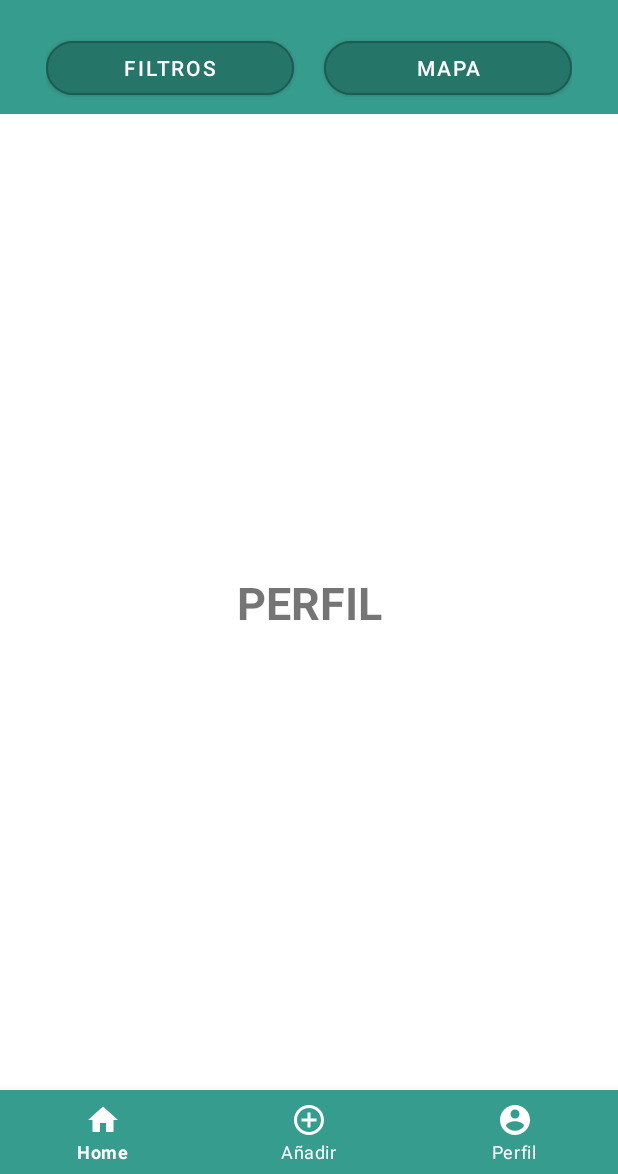
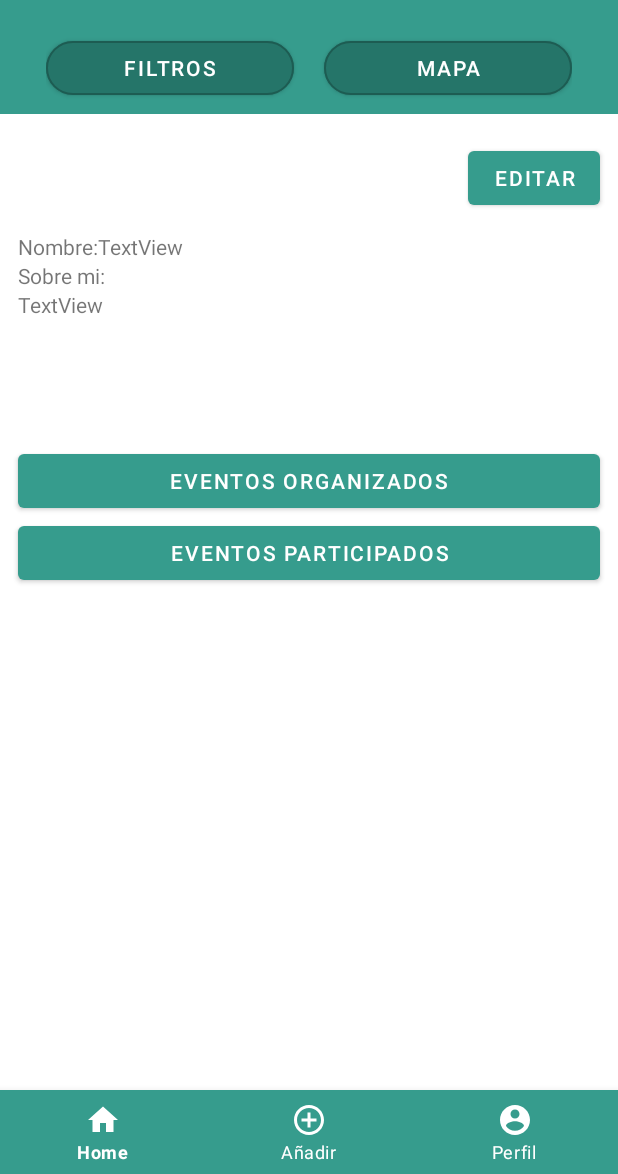
Before and after one commit to MariCarmen1991/CleanEvents-Project, an Android app: the fragment PerfilFragment placed in its activity, on a phone screen of 412 x 824 dp, the part 62-1236 px from its top. Run offline under Robolectric (Android 15) with nearby library versions, the phone set to English and light mode, and no system bars; our stand-ins replace Firebase (no records; nobody signed in at launch, a user with empty details on screens opened directly), Picasso; pictures from the network do not load; Roboto replaces fonts that are not available here.

Commit message:
Filtros + Perfil Usuario

```diff
--- a/CleanEvents/app/src/main/java/com/example/cleanevents/FiltrosActivity.java
+++ b/CleanEvents/app/src/main/java/com/example/cleanevents/FiltrosActivity.java
@@ -68,6 +68,7 @@ public class FiltrosActivity extends AppCompatActivity {
         filtros_tipo();
         filtros_tiempo();
         filtros_zona_lugar();
+
 /*
         btn_borrar_filtros.setOnFocusChangeListener(new View.OnFocusChangeListener() {
             @Override
@@ -79,6 +80,30 @@ public class FiltrosActivity extends AppCompatActivity {
             }
         });
  */
+
+        btn_borrar_filtros.setOnClickListener(new View.OnClickListener() {
+            @Override
+            public void onClick(View view) {
+
+                btn_filtro_playa.clearFocus();
+                btn_filtro_montanya.clearFocus();
+                btn_filtro_fondo_marino.clearFocus();
+                btn_filtro_bosque.clearFocus();
+                btn_filtro_ciudad.clearFocus();
+                btn_filtro_rio.clearFocus();
+
+                et_FinishHora.setText("");
+                et_PlannedHora.setText("");
+                et_PlannedDate.setText("");
+                et_zona_lugar.setText("");
+
+                filtro_tipo = "";
+                filtro_hora_final = "";
+                filtro_hora_inicio = "";
+                filtro_dia = "";
+                filtro_zona_lugar = "";
+            }
+        });
 
         btn_aplicar.setOnClickListener(new View.OnClickListener()
         {
--- a/CleanEvents/app/src/main/res/layout/activity_filtros.xml
+++ b/CleanEvents/app/src/main/res/layout/activity_filtros.xml
@@ -21,6 +21,7 @@
         android:layout_margin="2dp"
         android:focusable="true"
         android:focusableInTouchMode="true"
+        android:clickable="true"
         android:text="@string/txt_filtro_tipo_playa"
         app:layout_constraintBottom_toTopOf="@+id/guideline16"
         app:layout_constraintEnd_toStartOf="@+id/guideline17"
@@ -34,6 +35,7 @@
         android:layout_margin="2dp"
         android:focusable="true"
         android:focusableInTouchMode="true"
+        android:clickable="true"
         android:text="@string/txt_filtro_tipo_montanya"
         app:layout_constraintBottom_toTopOf="@+id/guideline16"
         app:layout_constraintEnd_toStartOf="@+id/guideline18"
@@ -47,6 +49,7 @@
         android:layout_margin="2dp"
         android:focusable="true"
         android:focusableInTouchMode="true"
+        android:clickable="true"
         android:text="@string/txt_filtro_tipo_fondo_marino"
         app:layout_constraintBottom_toTopOf="@+id/guideline16"
         app:layout_constraintEnd_toStartOf="@+id/guideline19"
@@ -60,6 +63,7 @@
         android:layout_margin="2dp"
         android:focusable="true"
         android:focusableInTouchMode="true"
+        android:clickable="true"
         android:text="@string/txt_filtro_tipo_bosque"
         app:layout_constraintBottom_toTopOf="@+id/guideline20"
         app:layout_constraintEnd_toStartOf="@+id/guideline17"
@@ -87,6 +91,7 @@
         android:layout_margin="2dp"
         android:focusable="true"
         android:focusableInTouchMode="true"
+        android:clickable="true"
         android:text="@string/txt_filtro_tipo_ciudad"
         app:layout_constraintBottom_toTopOf="@+id/guideline20"
         app:layout_constraintEnd_toStartOf="@+id/guideline18"
@@ -249,8 +254,7 @@
         android:layout_width="0dp"
         android:layout_height="wrap_content"
         android:layout_marginTop="24dp"
-        android:focusable="true"
-        android:focusableInTouchMode="true"
+        android:clickable="true"
         android:text="@string/txt_btn_borrar_filtros"
         app:layout_constraintEnd_toStartOf="@+id/guideline19"
         app:layout_constraintHorizontal_bias="0.512"
--- a/CleanEvents/app/src/main/res/layout/fragment_perfil.xml
+++ b/CleanEvents/app/src/main/res/layout/fragment_perfil.xml
@@ -1,21 +1,100 @@
 <?xml version="1.0" encoding="utf-8"?>
-<androidx.constraintlayout.widget.ConstraintLayout
-    xmlns:android="http://schemas.android.com/apk/res/android"
+<androidx.constraintlayout.widget.ConstraintLayout xmlns:android="http://schemas.android.com/apk/res/android"
     xmlns:app="http://schemas.android.com/apk/res-auto"
     xmlns:tools="http://schemas.android.com/tools"
     android:layout_width="match_parent"
     android:layout_height="match_parent"
-    tools:context=".PerfilFragment"
-    android:orientation="vertical">
+    android:orientation="vertical"
+    tools:context=".PerfilFragment">
+
+    <ImageView
+        android:id="@+id/imageView7"
+        android:layout_width="wrap_content"
+        android:layout_height="wrap_content"
+        app:layout_constraintStart_toStartOf="@+id/guideline27"
+        app:layout_constraintTop_toTopOf="@+id/guideline28"
+        tools:src="@tools:sample/avatars" />
+
+    <androidx.constraintlayout.widget.Guideline
+        android:id="@+id/guideline27"
+        android:layout_width="wrap_content"
+        android:layout_height="wrap_content"
+        android:orientation="vertical"
+        app:layout_constraintGuide_percent="0.02872777" />
+
+    <androidx.constraintlayout.widget.Guideline
+        android:id="@+id/guideline28"
+        android:layout_width="wrap_content"
+        android:layout_height="wrap_content"
+        android:orientation="horizontal"
+        app:layout_constraintGuide_percent="0.02872777" />
+
+    <androidx.constraintlayout.widget.Guideline
+        android:id="@+id/guideline29"
+        android:layout_width="wrap_content"
+        android:layout_height="wrap_content"
+        android:orientation="vertical"
+        app:layout_constraintGuide_percent="0.97127223" />
+
+    <Button
+        android:id="@+id/btn_eventos_organizados"
+        android:layout_width="0dp"
+        android:layout_height="wrap_content"
+        android:layout_marginTop="84dp"
+        android:text="@string/txt_btn_eventos_organizados"
+        app:layout_constraintEnd_toStartOf="@+id/guideline29"
+        app:layout_constraintHorizontal_bias="0.0"
+        app:layout_constraintStart_toStartOf="@+id/guideline27"
+        app:layout_constraintTop_toBottomOf="@+id/txt_descripcion" />
+
+    <Button
+        android:id="@+id/btn_eventos_participados"
+        android:layout_width="0dp"
+        android:layout_height="wrap_content"
+        android:text="@string/txt_btn_eventos_participados"
+        app:layout_constraintEnd_toStartOf="@+id/guideline29"
+        app:layout_constraintStart_toStartOf="@+id/guideline27"
+        app:layout_constraintTop_toBottomOf="@+id/btn_eventos_organizados" />
 
     <TextView
+        android:id="@+id/textView18"
         android:layout_width="wrap_content"
         android:layout_height="wrap_content"
-        android:text="PERFIL"
-        android:textSize="30sp"
-        android:textStyle="bold"
-        app:layout_constraintBottom_toBottomOf="parent"
-        app:layout_constraintEnd_toEndOf="parent"
-        app:layout_constraintStart_toStartOf="parent"
-        app:layout_constraintTop_toTopOf="parent" />
+        android:layout_marginTop="60dp"
+        android:text="@string/txt_nombre_usuario"
+        app:layout_constraintStart_toStartOf="@+id/guideline27"
+        app:layout_constraintTop_toBottomOf="@+id/imageView7" />
+
+    <TextView
+        android:id="@+id/txt_nombre_usuario"
+        android:layout_width="wrap_content"
+        android:layout_height="wrap_content"
+        android:layout_marginTop="60dp"
+        android:text="TextView"
+        app:layout_constraintStart_toEndOf="@+id/textView18"
+        app:layout_constraintTop_toBottomOf="@+id/imageView7" />
+
+    <TextView
+        android:id="@+id/textView26"
+        android:layout_width="wrap_content"
+        android:layout_height="wrap_content"
+        android:text="@string/txt_sobre_mi"
+        app:layout_constraintStart_toStartOf="@+id/guideline27"
+        app:layout_constraintTop_toBottomOf="@+id/textView18" />
+
+    <TextView
+        android:id="@+id/txt_descripcion"
+        android:layout_width="wrap_content"
+        android:layout_height="wrap_content"
+        android:text="TextView"
+        app:layout_constraintStart_toStartOf="@+id/guideline27"
+        app:layout_constraintTop_toBottomOf="@+id/textView26" />
+
+    <Button
+        android:id="@+id/btn_editar_perfil"
+        android:layout_width="wrap_content"
+        android:layout_height="wrap_content"
+        android:text="@string/txt_btn_editar_perfil"
+        app:layout_constraintEnd_toStartOf="@+id/guideline29"
+        app:layout_constraintTop_toTopOf="@+id/guideline28" />
 </androidx.constraintlayout.widget.ConstraintLayout>
--- a/CleanEvents/app/src/main/res/values/strings.xml
+++ b/CleanEvents/app/src/main/res/values/strings.xml
@@ -33,6 +33,13 @@
     <string name="txt_btn_filtro_aceptar">Aplicar</string>
     <string name="txt_btn_borrar_filtros">Borrar</string>
 
+    <!-- STRING PERFIL -->
+
+    <string name="txt_nombre_usuario">Nombre: </string>
+    <string name="txt_sobre_mi">Sobre mi: </string>
+    <string name="txt_btn_eventos_organizados">Eventos Organizados</string>
+    <string name="txt_btn_eventos_participados">Eventos Participados</string>
+    <string name="txt_btn_editar_perfil">Editar</string>
 
     <!--STRINGS MENÚ-->
     <string name="txt_men_privacidad">Políticas de Privacidad </string>
```
